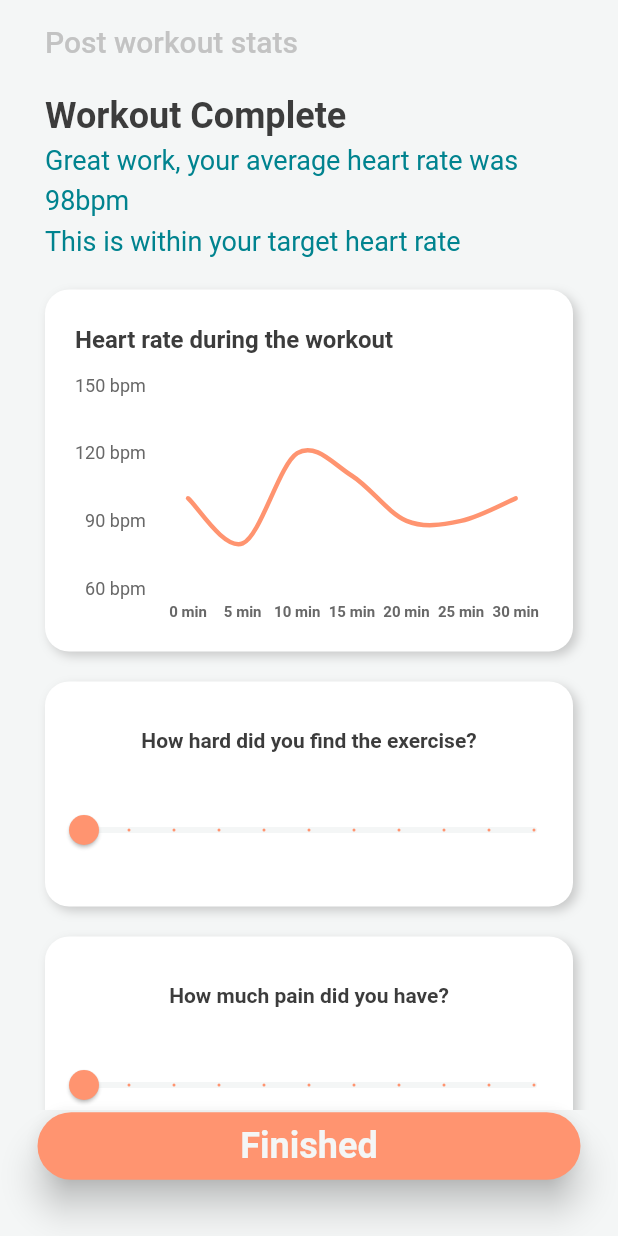
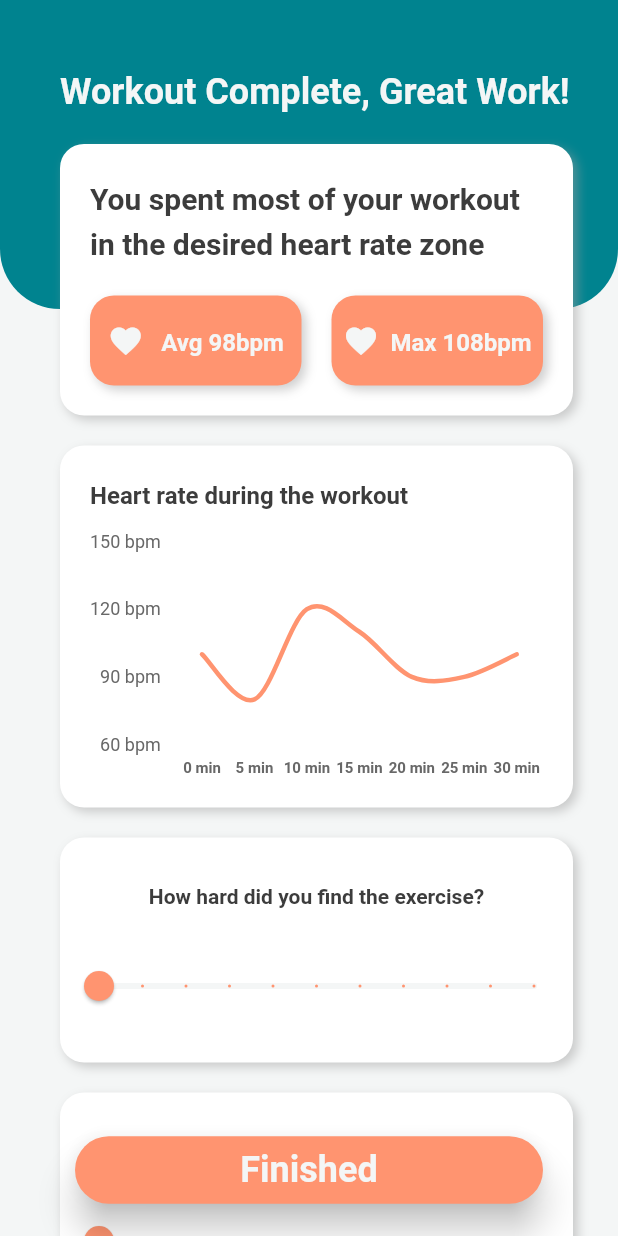
Before and after one commit to lemonfrance/fitness_mobile_app, a Flutter app: the PostExercise screen opened directly, on a phone screen of 412 x 824 dp. Run offline on Flutter 3.47's test engine with Material 2 defaults, Android fonts, the phone set to English and light mode, and no system bars; our stand-ins replace circular_countdown_timer, cloud_firestore, firebase_auth, firebase_core, flutter_spinkit, flutter_svg and 4 more; missing offline and left inert: flutter_vibrate, flutter_web_auth; accounts and stored records are empty; Roboto replaces fonts that are missing (Sohne-Buch).

Commit message:
Post workout clean up

```diff
--- a/lib/components/exercisePlanTile.dart
+++ b/lib/components/exercisePlanTile.dart
@@ -2,10 +2,9 @@ import 'package:flutter/material.dart';
 import 'package:flutter_svg/svg.dart';
 import 'package:wearable_intelligence/utils/styles.dart';
 
-Widget exercisePlan(double width, int steps, int heartRate, int calories, int time) {
+Widget exercisePlan(int heartRate, int time) {
   TextStyle textStyle = TextStyle(color: Colours.white, fontSize: 18, fontWeight: FontWeight.bold, height: 1);
   return Container(
-    width: width,
     padding: EdgeInsets.all(20),
     decoration: BoxDecoration(
       color: Colours.lightBlue,
--- a/lib/pages/homepage.dart
+++ b/lib/pages/homepage.dart
@@ -198,10 +198,6 @@ class _MyHomePageState extends State<MyHomePage> {
               child: Column(
                 crossAxisAlignment: CrossAxisAlignment.start,
                 children: [
-                  Container(
-                    height: (4 * height) / 9,
-                    child: Stack(
-                      children: [
                   Padding(
                     padding: EdgeInsets.only(top: 30, left: 30),
                     child: Column(
@@ -219,13 +215,21 @@ class _MyHomePageState extends State<MyHomePage> {
                           "Lets get moving!",
                           style: AppTheme.theme.textTheme.headline2!.copyWith(color: Colours.black, fontWeight: FontWeight.bold),
                         ),
+                        Divider(
+                          height: 10,
+                          color: Colors.transparent,
+                        ),
                       ],
                     ),
                   ),
+                  Container(
+                    height: 300,
+                    child: Stack(
+                      children: [
                         Align(
                           alignment: Alignment.bottomCenter,
                           child: Container(
-                            height: height / 4,
+                            height: 200,
                             width: width - 60,
                             decoration: BoxDecoration(
                               color: Colors.white,
@@ -241,7 +245,7 @@ class _MyHomePageState extends State<MyHomePage> {
                             child: Align(
                               alignment: Alignment.bottomLeft,
                               child: Padding(
-                                padding: EdgeInsets.only(left: 20, bottom: 20),
+                                padding: EdgeInsets.all(20),
                                 child: Text(
                                   "Today: " + _weekPlan[0]["exercise"] + " " + _weekPlan[0]["distance"],
                                   style: AppTheme.theme.textTheme.headline2,
@@ -251,12 +255,12 @@ class _MyHomePageState extends State<MyHomePage> {
                           ),
                         ),
                         Align(
-                          alignment: Alignment.bottomCenter,
+                          alignment: Alignment.topCenter,
                           child: Padding(
-                            padding: EdgeInsets.only(bottom: 70, left: 20),
+                            padding: EdgeInsets.only(bottom: 10),
                             child: SvgPicture.asset(
                               'assets/images/walking.svg',
-                              width: width - 70,
+                              width: width - 80,
                             ),
                           ),
                         ),
--- a/lib/pages/postExercise.dart
+++ b/lib/pages/postExercise.dart
@@ -61,6 +61,98 @@ class _PostExerciseState extends State<PostExercise> {
     );
   }
 
+  Widget feedbackTile() {
+    double width = (MediaQuery.of(context).size.width - 50);
+    return Container(
+      width: width,
+      height: width / 2,
+      decoration: BoxDecoration(
+        color: Colors.white,
+        borderRadius: BorderRadius.circular(16),
+        boxShadow: [
+          BoxShadow(
+            color: Colors.grey.withOpacity(0.5),
+            blurRadius: 5,
+            offset: Offset(3, 3), // changes position of shadow
+          ),
+        ],
+      ),
+      child: Padding(
+        padding: EdgeInsets.all(20),
+        child: Column(
+          mainAxisAlignment: MainAxisAlignment.spaceBetween,
+          children: [
+            Text(
+              "You spent most of your workout in the desired heart rate zone",
+              style: TextStyle(fontWeight: FontWeight.bold, fontSize: 20),
+            ),
+            Row(
+              mainAxisAlignment: MainAxisAlignment.spaceBetween,
+              children: [
+                Container(
+                  height: 60,
+                  width: (width - 80) / 2,
+                  decoration: BoxDecoration(
+                    color: Colours.highlight,
+                    borderRadius: BorderRadius.circular(16),
+                    boxShadow: [
+                      BoxShadow(
+                        color: Colors.grey.withOpacity(0.5),
+                        blurRadius: 5,
+                        offset: Offset(3, 3), // changes position of shadow
+                      ),
+                    ],
+                  ),
+                  child: Row(
+                    mainAxisAlignment: MainAxisAlignment.spaceEvenly,
+                    children: [
+                      Icon(
+                        Icons.favorite,
+                        color: Colours.white,
+                      ),
+                      Text(
+                        "Avg 98bpm",
+                        style: TextStyle(fontWeight: FontWeight.bold, fontSize: 16, color: Colours.white),
+                      ),
+                    ],
+                  ),
+                ),
+                Container(
+                  height: 60,
+                  width: (width - 80) / 2,
+                  decoration: BoxDecoration(
+                    color: Colours.highlight,
+                    borderRadius: BorderRadius.circular(16),
+                    boxShadow: [
+                      BoxShadow(
+                        color: Colors.grey.withOpacity(0.5),
+                        blurRadius: 5,
+                        offset: Offset(3, 3), // changes position of shadow
+                      ),
+                    ],
+                  ),
+                  child: Row(
+                    mainAxisAlignment: MainAxisAlignment.spaceEvenly,
+                    children: [
+                      Icon(
+                        Icons.favorite,
+                        color: Colours.white,
+                      ),
+                      Text(
+                        "Max 108bpm",
+                        style: TextStyle(fontWeight: FontWeight.bold, fontSize: 16, color: Colours.white),
+                      ),
+                    ],
+                  ),
+                ),
+              ],
+            )
+          ],
+        ),
+      ),
+    );
+  }
+
   @override
   Widget build(BuildContext context) {
     double width = MediaQuery.of(context).size.width;
@@ -68,44 +160,43 @@ class _PostExerciseState extends State<PostExercise> {
 
     return Scaffold(
       backgroundColor: AppTheme.theme.backgroundColor,
-      appBar: AppBar(
-        automaticallyImplyLeading: false,
-        centerTitle: false,
-        titleSpacing: 0.0,
-        title: Padding(
-          padding: EdgeInsets.only(left: 30),
-          child: Text(
-            widget.title,
-            style: TextStyle(
-              color: Colours.grey,
+      body: Stack(
+        children: [
+          Container(
+            height: width / 2,
+            decoration: BoxDecoration(
+              color: Colours.darkBlue,
+              borderRadius: BorderRadius.only(
+                bottomLeft: Radius.circular(40),
+                bottomRight: Radius.circular(40),
               ),
             ),
           ),
-        elevation: 0,
-        backgroundColor: AppTheme.theme.backgroundColor,
-      ),
-      body: Column(
-        children: [
           Container(
             width: double.infinity,
-            height: height - 140,
+            height: height,
             child: ListView(
-              padding: EdgeInsets.fromLTRB(30, 0, 30, 0),
+              padding: EdgeInsets.fromLTRB(40, 0, 30, 0),
               children: [
-                Text("Workout Complete", style: TextStyle(fontWeight: FontWeight.bold, color: Colours.black, fontSize: 24)),
-                Text("Great work, your average heart rate was 98bpm", style: TextStyle(color: Colours.darkBlue, fontSize: 18)),
-                Text("This is within your target heart rate", style: TextStyle(color: Colours.darkBlue, fontSize: 18)),
+                Container(height: 40),
+                Text("Workout Complete, Great Work!", style: TextStyle(fontWeight: FontWeight.bold, color: Colours.white, fontSize: 24)),
+                Container(height: 20),
+                feedbackTile(),
                 Container(height: 20),
                 HeartrateGraph(true), // Can we have a 30min window?
                 Container(height: 20),
                 slider("How hard did you find the exercise?", true),
                 Container(height: 20),
                 slider("How much pain did you have?", false),
-                Container(height: 20),
+                Container(height: 100),
               ],
             ),
           ),
-          ElevatedButton(
+          Align(
+              alignment: Alignment.bottomCenter,
+              child: Padding(
+                padding: EdgeInsets.only(bottom: 20),
+                child: ElevatedButton(
                   onPressed: () async {
                     Navigator.push(
                       context,
@@ -115,11 +206,12 @@ class _PostExerciseState extends State<PostExercise> {
                   child: Text("Finished", style: TextStyle(fontWeight: FontWeight.bold, color: Colours.white, fontSize: 24)),
                   style: ElevatedButton.styleFrom(
                     primary: Colours.highlight,
-              minimumSize: Size(width - 50, 45),
+                    minimumSize: Size(width - 100, 45),
                     shape: StadiumBorder(),
                     elevation: 10,
                   ),
                 ),
+              )),
         ],
       ),
     );
--- a/lib/pages/weekPlan.dart
+++ b/lib/pages/weekPlan.dart
@@ -137,8 +137,9 @@ class _ExercisePlanState extends State<ExercisePlan> {
 
     return Scaffold(
       backgroundColor: AppTheme.theme.backgroundColor,
-      body: SingleChildScrollView(
-        child: Column(
+      body: Stack(
+        children: [
+          ListView(
             children: [
               weekCalendar(),
               // This might need to change since they can click on the dates.
@@ -151,26 +152,6 @@ class _ExercisePlanState extends State<ExercisePlan> {
                 ),
                 // This might need to change since they can click on the dates.
               ),
-            ElevatedButton(
-              onPressed: () async {
-                // Line doenst work
-                //final value = await DatabaseService(uid: 'qln9sdoy6DOfJRxOVTO3HJ5AprA3').getExercise(_weekID);
-                elapsedTime = exerciseMode ? elapsedTime : 0;
-                exerciseMode = true;
-                Navigator.push(
-                  context,
-                  MaterialPageRoute(builder: (context) => Tracker('Timer', totalTime, elapsedTime)),
-                );
-              },
-              child: Text(exerciseMode ? "TIMER" : "BEGIN", style: TextStyle(fontWeight: FontWeight.bold, color: Colours.white, fontSize: 24)),
-              style: ElevatedButton.styleFrom(
-                primary: Colours.highlight,
-                onPrimary: Colours.white,
-                minimumSize: Size(width - 40, 45),
-                shape: StadiumBorder(),
-                elevation: 10,
-              ),
-            ),
               Padding(
                 padding: EdgeInsets.all(20),
                 child: SvgPicture.asset(
@@ -178,7 +159,10 @@ class _ExercisePlanState extends State<ExercisePlan> {
                   width: width - 40,
                 ),
               ),
-            exercisePlan(width - 40, 1000, 75, 150, 30),
+              Padding(
+                padding: EdgeInsets.all(20),
+                child: exercisePlan(75, 30),
+              ),
               education(
                 //exercise id get intensity
                 "Low impact",
@@ -194,8 +178,36 @@ class _ExercisePlanState extends State<ExercisePlan> {
                 "Strength and stamina",
                 "cycling increases stamina, strength and aerobic fitness.",
               ),
+              Container(height: 80)
             ],
           ),
+          Align(
+            alignment: Alignment.bottomCenter,
+            child: Padding(
+              padding: EdgeInsets.only(bottom: 20),
+              child: ElevatedButton(
+                onPressed: () async {
+                  // Line doenst work
+                  //final value = await DatabaseService(uid: 'qln9sdoy6DOfJRxOVTO3HJ5AprA3').getExercise(_weekID);
+                  elapsedTime = exerciseMode ? elapsedTime : 0;
+                  exerciseMode = true;
+                  Navigator.push(
+                    context,
+                    MaterialPageRoute(builder: (context) => Tracker('Timer', totalTime, elapsedTime)),
+                  );
+                },
+                child: Text(exerciseMode ? "TIMER" : "BEGIN", style: TextStyle(fontWeight: FontWeight.bold, color: Colours.white, fontSize: 24)),
+                style: ElevatedButton.styleFrom(
+                  primary: Colours.highlight,
+                  onPrimary: Colours.white,
+                  minimumSize: Size(width - 100, 45),
+                  shape: StadiumBorder(),
+                  elevation: 10,
+                ),
+              ),
+            ),
+          ),
+        ],
       ),
     );
   }
--- a/lib/utils/globals.dart
+++ b/lib/utils/globals.dart
@@ -19,5 +19,5 @@ int pageIndex = 1;
 // Clock globals
 bool exerciseMode = false;
 CountDownController timerController = CountDownController();
-int totalTime = 1800;
+int totalTime = 3;
 int elapsedTime = 0;
--- a/lib/wearableIntelligence.dart
+++ b/lib/wearableIntelligence.dart
@@ -7,6 +7,7 @@ import 'package:salomon_bottom_bar/salomon_bottom_bar.dart';
 import 'package:wearable_intelligence/Services/fitbit.dart';
 import 'package:wearable_intelligence/pages/authenticate/authenticate.dart';
 import 'package:wearable_intelligence/pages/homepage.dart';
+import 'package:wearable_intelligence/pages/postExercise.dart';
 import 'package:wearable_intelligence/pages/tracker.dart';
 import 'package:wearable_intelligence/pages/vitals.dart';
 import 'package:wearable_intelligence/pages/weekPlan.dart';
@@ -188,6 +189,7 @@ class _WearableIntelligenceState extends State<WearableIntelligence> {
                           onComplete: () async {
                             Vibrate.vibrate();
                             global.exerciseMode = false;
+                            Navigator.push(context, MaterialPageRoute(builder: (context) => PostExercise("Post workout stats")));
                             setState(() {});
                           },
                         ),
```
Lines whose indentation alone changed are shown as unchanged.
